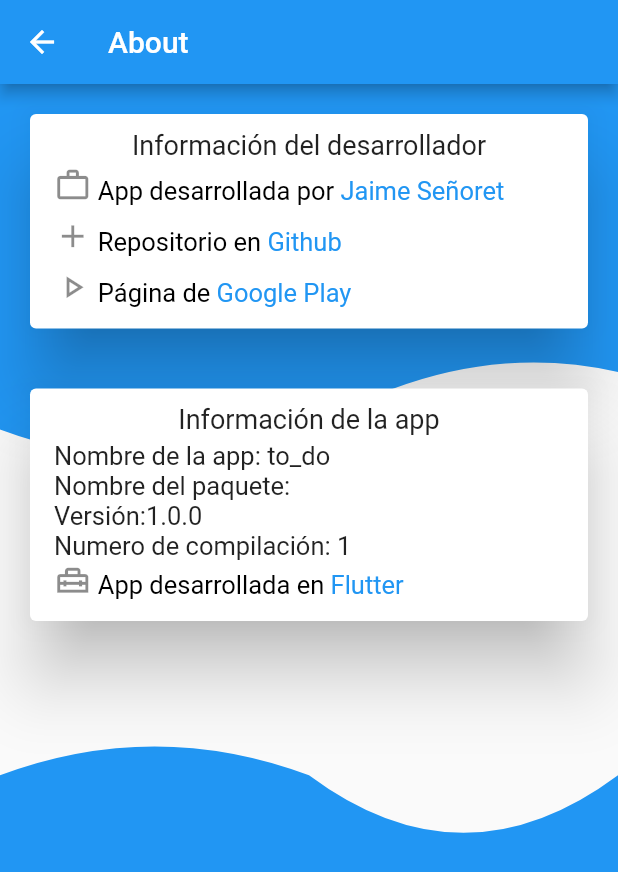
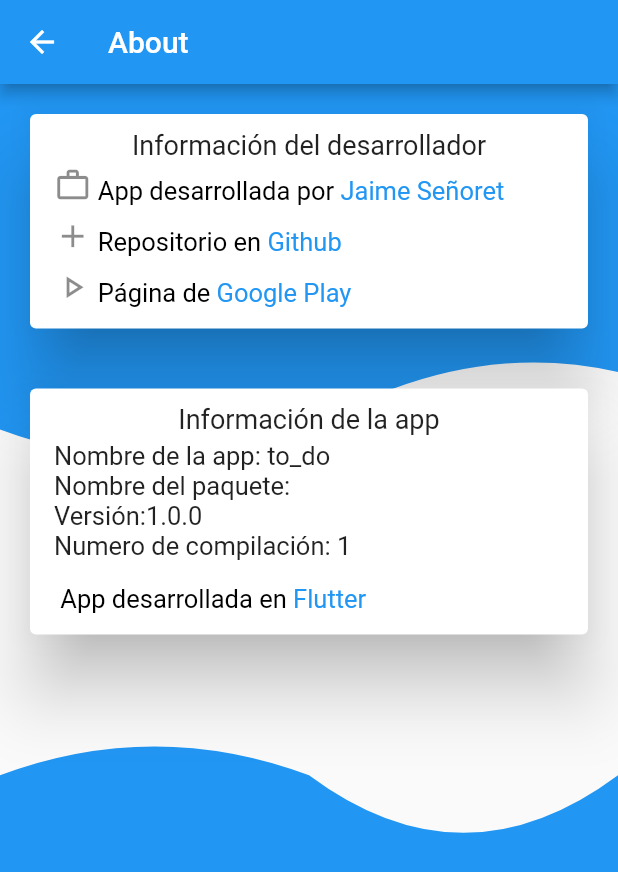
Before and after one commit to jaime2196/todo, a Flutter app: the InformacionPage screen opened by its route, on a phone screen of 412 x 824 dp. Shown: the top 872 px of the screen. Run offline on Flutter 3.47's test engine with Material 2 defaults, Android fonts, the phone set to English and light mode, and no system bars; our stand-ins replace flutter_colorpicker, package_info, shared_preferences; missing offline and left inert: devicelocale, tutorial; accounts and stored records are empty; statements that could not run were skipped.

Commit message:
build.gradle y informacion

```diff
--- a/lib/pages/informacion.dart
+++ b/lib/pages/informacion.dart
@@ -72,7 +72,8 @@ class _InformacionPageState extends State<InformacionPage> {
                 Text('Nombre del paquete: '+snapshot.data.packageName, style:style),
                 Text('Versión:'+snapshot.data.version, style:style),
                 Text('Numero de compilación: '+snapshot.data.buildNumber, style:style),
-                enlace("App desarrollada en ", "Flutter", "https://flutter.dev/", Icons.home_repair_service_outlined),
+                SizedBox(height: 15),
+                enlace("App desarrollada en ", "Flutter", "https://flutter.dev/", null),
                 SizedBox(height: 10,)
               ],
             ),
@@ -114,9 +115,10 @@ class _InformacionPageState extends State<InformacionPage> {
     return new RichText(
       text: new TextSpan(
         children: [
+          icon!=null?
           WidgetSpan(
             child: Icon(icon, size: 25),
-          ),
+          ):TextSpan(text: ''),
           new TextSpan(
             text: " "+texto,
             style: new TextStyle(color: Colors.black,fontSize: fontSize),
```
Also changed, not shown: 1 other file.
